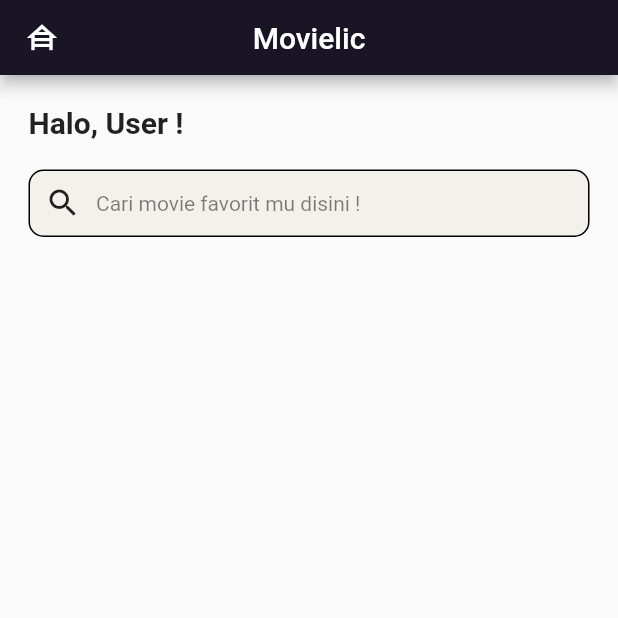
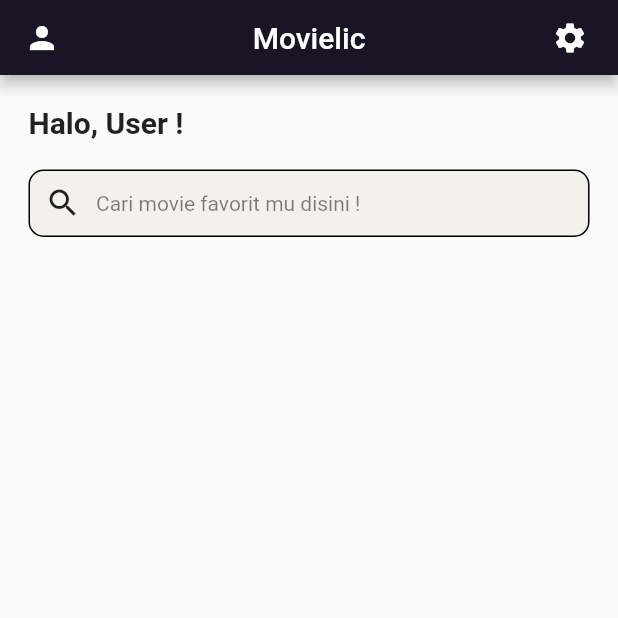
Before and after one commit to Harizt-LF/movieholic_app, a Flutter app: the screen it shows after launch, on a phone screen of 412 x 824 dp, the top half of it. Run offline on Flutter 3.47's test engine with Material 2 defaults, Android fonts, the light colour scheme and no system bars.

Commit message:
fix appBar

```diff
--- a/lib/main.dart
+++ b/lib/main.dart
@@ -28,10 +28,14 @@
               //color: Colors.amber,
               child: const Row(
                 mainAxisAlignment: MainAxisAlignment.center,
-                children: [Icon(Icons.house_siding_outlined)], //Test Icon
+                children: [Icon(Icons.person)], //Test Icon
               ),
             ),
             title: const Text("Movielic"),
+            actions: [
+              Icon(Icons.settings),
+              Padding(padding: EdgeInsets.only(right: 20))
+            ],
           ),
           body: SingleChildScrollView(
             child: Padding(
@@ -44,8 +48,7 @@
                   ),
                   const Text(
                     "Halo, User !",
-                      style:
-                          TextStyle(fontWeight: FontWeight.bold, fontSize: 20),
+                    style: TextStyle(fontWeight: FontWeight.bold, fontSize: 20),
                   ),
                   const SizedBox(
                     height: 20,
@@ -72,7 +75,8 @@
                     ),
                   )
                 ],
-                )),
+              ),
+            ),
           ),
         ),
       ),
```
Lines whose indentation alone changed are shown as unchanged.
